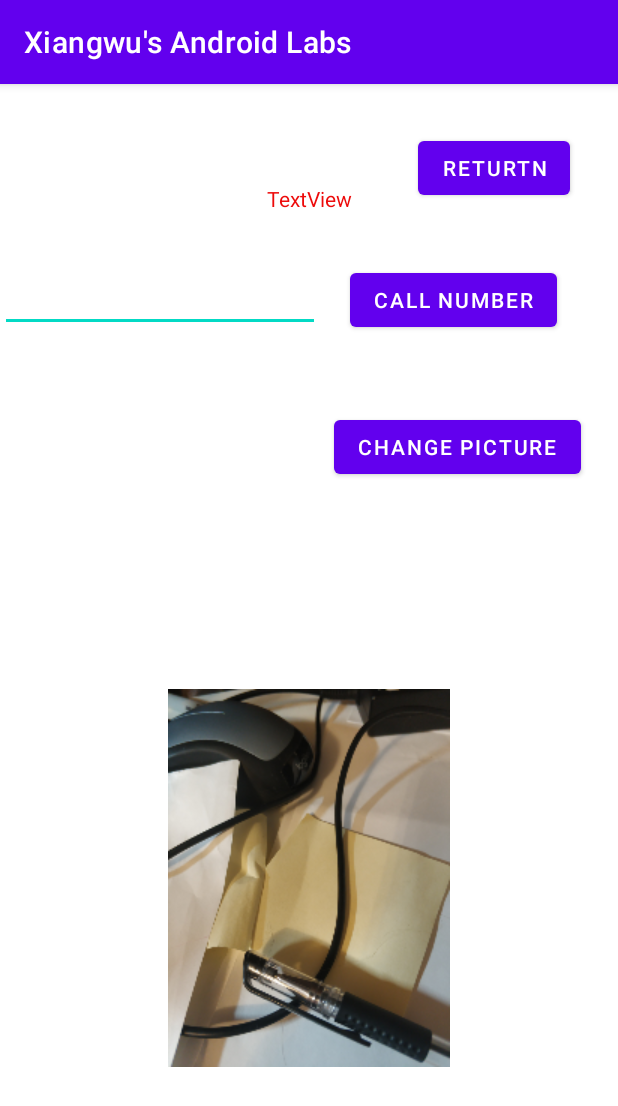
After one commit to JPJSxiao/XiangwuAndroidLabs, an Android app: the SecondActivity screen opened directly, with no data from a screen before it, on a phone screen of 412 x 824 dp. The commit adds this screen. Shown: the top 1106 px of the screen. Run offline under Robolectric (Android 15) with nearby library versions, the phone set to English and light mode, and no system bars.

Commit message:
add SecondActivity and functions add SecondActivity add SecondActivity add SecondActivity add widgets add widgets add widgets

```diff
--- /dev/null
+++ b/app/src/main/java/algonquin/cst2355/torunse/SecondActivity.java
@@ -0,0 +1,167 @@
+package algonquin.cst2355.torunse;
+
+import androidx.activity.result.ActivityResult;
+import androidx.activity.result.ActivityResultCallback;
+import androidx.activity.result.ActivityResultLauncher;
+import androidx.activity.result.contract.ActivityResultContracts;
+import androidx.appcompat.app.AppCompatActivity;
+
+import android.app.Activity;
+import android.content.Context;
+import android.content.Intent;
+import android.content.SharedPreferences;
+import android.graphics.Bitmap;
+import android.graphics.BitmapFactory;
+import android.net.Uri;
+import android.os.Bundle;
+import android.provider.MediaStore;
+import android.util.Log;
+import android.widget.Toast;
+
+import java.io.File;
+import java.io.FileOutputStream;
+import java.io.IOException;
+
+import algonquin.cst2355.torunse.databinding.ActivityMainBinding;
+import algonquin.cst2355.torunse.databinding.ActivitySecondBinding;
+
+public class SecondActivity extends AppCompatActivity {
+
+    @Override
+    protected void onCreate(Bundle savedInstanceState) {
+        super.onCreate(savedInstanceState);
+        //ActivitySecondBinding
+
+        ActivitySecondBinding binding = ActivitySecondBinding.inflate(getLayoutInflater());
+
+        setContentView(binding.getRoot());
+
+
+        SharedPreferences prefs = getSharedPreferences("MyData", Context.MODE_PRIVATE);
+
+     //   SharedPreferences.Editor editor= prefs.edit();
+      //  editor.putString("PhoneNumber",binding.editTextPhone.getText().toString());
+
+      //  String emailAddress = prefs.getString("LoginName", "");
+      //  binding.editTextEmail.setText(emailAddress);
+
+        SharedPreferences.Editor editor= prefs.edit();
+
+
+        String phoneNumber = prefs.getString("PhoneNumber","");
+        binding.editTextPhone.setText(phoneNumber);
+
+
+
+
+
+
+        editor.apply();
+
+        //setContentView(R.layout.activity_second);
+
+        //How do we get the table?
+//        Intent dataFormPage1 = getIntent(); // will have "Name" and "Age" variables
+//
+//        String name = dataFormPage1.getStringExtra("Name");
+//                         // if "age" is missing, return 0
+//        int age = dataFormPage1.getIntExtra("Age", 0);
+//
+//        Log.d("Second activity", "Age is "+ age + "and Name is " + name);
+
+        binding.button2.setOnClickListener( clk -> {
+            //go back:
+            //send data to first page:
+            String num = binding.editTextPhone.getText().toString();
+   //         editor.putString("PhoneNumber",num);
+     //       editor.apply();
+            Intent dial = new Intent(Intent.ACTION_CALL, Uri.parse(num));
+         //   Intent call = new Intent(Intent.ACTION_DIAL);
+        //    String phoneNumber = prefs.getString("PhoneNumber")
+       //     call.setData(Uri.parse("telL" + num));
+          //  startActivity(call);
+
+
+            if (dial.resolveActivity(getPackageManager()) != null) {
+                startActivity(dial);
+            } else {
+                Toast.makeText(this, "Cannot make phone calls on this device", Toast.LENGTH_SHORT).show();
+            }
+
+        });
+
+
+        binding.button.setOnClickListener( clk -> {
+            //go back:
+            //send data to first page:
+            Intent dataTable = new Intent();// no directions from/to
+            finish(); //returns onpause(), onStop()
+
+        });
+
+
+        ActivityResultLauncher<Intent> cameraResult = registerForActivityResult(
+                new ActivityResultContracts.StartActivityForResult(),
+                new ActivityResultCallback<ActivityResult>() {
+
+            @Override // the camera has disappeared
+
+            public void onActivityResult(ActivityResult result) {
+
+                if (result.getResultCode() == Activity.RESULT_OK) {
+
+                    Intent data = result.getData(); //get the picture
+
+                    Bitmap thumbnail = data.getParcelableExtra("data");
+
+                    FileOutputStream fOut = null;
+
+                    File file = new File( getFilesDir(), "Picture.png");
+
+                    if(file.exists())
+                    {
+                        Bitmap theImage = BitmapFactory.decodeFile("Picture.png");
+
+                        binding.imageView.setImageBitmap( theImage);
+                    }
+
+                    try {
+                        fOut = openFileOutput("Picture.png", Context.MODE_PRIVATE);
+
+                        thumbnail.compress(Bitmap.CompressFormat.PNG, 100, fOut);
+
+                        fOut.flush();
+
+                        fOut.close();
+
+                    }
+                    catch(IOException ioe) {}
+
+                    int i = 0;
+                }
+
+
+                }
+
+            }
+        );
+
+
+  //  Intent call = new Intent(Intent.ACTION_DIAL);
+    //    call.setData(Uri.parse("telL" + phoneNumber));
+
+    Intent cameraIntent = new Intent(MediaStore.ACTION_IMAGE_CAPTURE);
+
+        binding.button3.setOnClickListener( click -> {
+        //use apps on the phone
+        cameraResult.launch(cameraIntent);
+        //should return a picture
+    });
+
+
+
+
+
+
+    }
+}
--- /dev/null
+++ b/app/src/main/res/layout/activity_second.xml
@@ -0,0 +1,75 @@
+<?xml version="1.0" encoding="utf-8"?>
+<androidx.constraintlayout.widget.ConstraintLayout xmlns:android="http://schemas.android.com/apk/res/android"
+    xmlns:app="http://schemas.android.com/apk/res-auto"
+    xmlns:tools="http://schemas.android.com/tools"
+    android:layout_width="match_parent"
+    android:layout_height="match_parent"
+    tools:context=".SecondActivity">
+
+    <TextView
+        android:id="@+id/textView3"
+        android:layout_width="wrap_content"
+        android:layout_height="wrap_content"
+        android:layout_marginTop="32dp"
+        android:text="TextView"
+        app:layout_constraintBottom_toTopOf="@+id/editTextPhone"
+        app:layout_constraintEnd_toEndOf="parent"
+        app:layout_constraintHorizontal_bias="0.5"
+        app:layout_constraintStart_toStartOf="parent"
+        app:layout_constraintTop_toTopOf="parent" />
+
+    <EditText
+        android:id="@+id/editTextPhone"
+        android:layout_width="wrap_content"
+        android:layout_height="wrap_content"
+        android:layout_marginTop="120dp"
+        android:ems="10"
+        android:inputType="phone"
+        app:layout_constraintStart_toStartOf="parent"
+        app:layout_constraintTop_toTopOf="parent" />
+
+    <ImageView
+        android:id="@+id/imageView"
+        android:layout_width="wrap_content"
+        android:layout_height="wrap_content"
+        android:layout_marginTop="24dp"
+        android:src="@drawable/picture0"
+
+        app:layout_constraintBottom_toBottomOf="parent"
+        app:layout_constraintEnd_toEndOf="parent"
+        app:layout_constraintStart_toStartOf="parent"
+        app:layout_constraintTop_toBottomOf="@+id/button3"
+        tools:srcCompat="@android:drawable/ic_menu_camera" />
+
+    <Button
+        android:id="@+id/button2"
+        android:layout_width="wrap_content"
+        android:layout_height="wrap_content"
+        android:layout_marginStart="20dp"
+        android:text="CALL NUMBER"
+        app:layout_constraintBottom_toBottomOf="@+id/editTextPhone"
+        app:layout_constraintStart_toEndOf="@+id/editTextPhone"
+        app:layout_constraintTop_toTopOf="@+id/editTextPhone"
+        app:layout_constraintVertical_bias="0.0" />
+
+    <Button
+        android:id="@+id/button3"
+        android:layout_width="wrap_content"
+        android:layout_height="wrap_content"
+        android:layout_marginTop="50dp"
+        android:text="CHANGE PICTURE"
+        app:layout_constraintEnd_toEndOf="@+id/button2"
+        app:layout_constraintHorizontal_bias="0.423"
+        app:layout_constraintStart_toStartOf="@+id/button2"
+        app:layout_constraintTop_toBottomOf="@+id/button2" />
+
+    <Button
+        android:id="@+id/button"
+        android:layout_width="wrap_content"
+        android:layout_height="wrap_content"
+        android:layout_marginTop="32dp"
+        android:layout_marginEnd="32dp"
+        android:text="Returtn"
+        app:layout_constraintEnd_toEndOf="parent"
+        app:layout_constraintTop_toTopOf="parent" />
+</androidx.constraintlayout.widget.ConstraintLayout>
--- a/app/src/main/res/values/strings.xml
+++ b/app/src/main/res/values/strings.xml
@@ -2,4 +2,5 @@
     <string name="app_name">Xiangwu\'s Android Labs</string>
     <string name="hello_message">Hello world!</string>
     <string name="button_message">I\'m a button</string>
+    <string name="my_hint">dai00048@algonquin.com</string>
 </resources>
```
Also changed, not shown: app/build.gradle (+10 -5 lines), app/src/main/AndroidManifest.xml (+9 -1 lines), app/src/main/java/algonquin/cst2355/torunse/MainActivity.java (+88 -1 lines), app/src/main/res/layout/activity_main.xml (+45 -23 lines), app/src/main/res/drawable/picture0.png (added).
